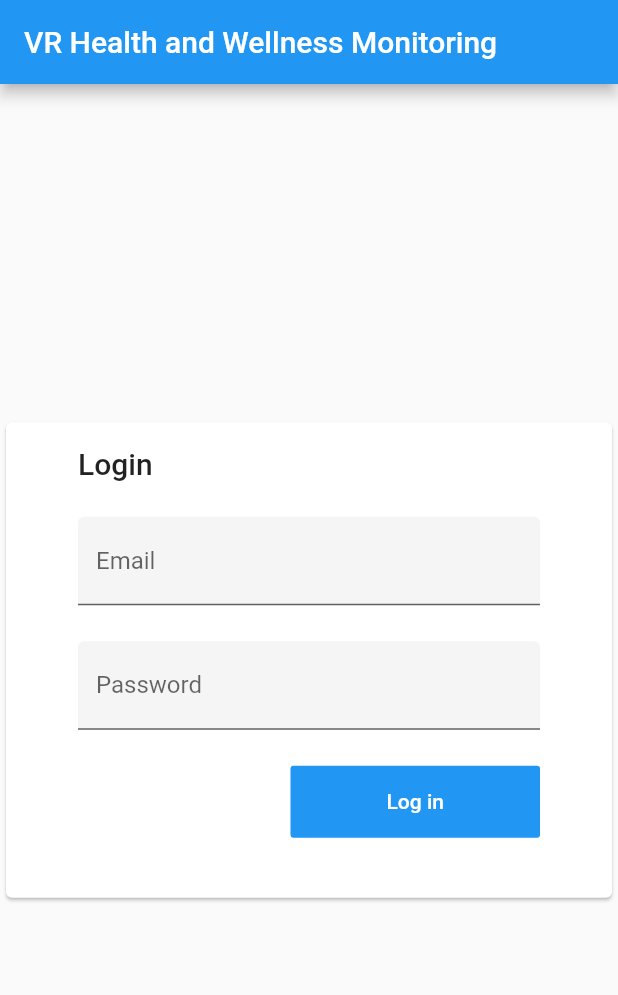
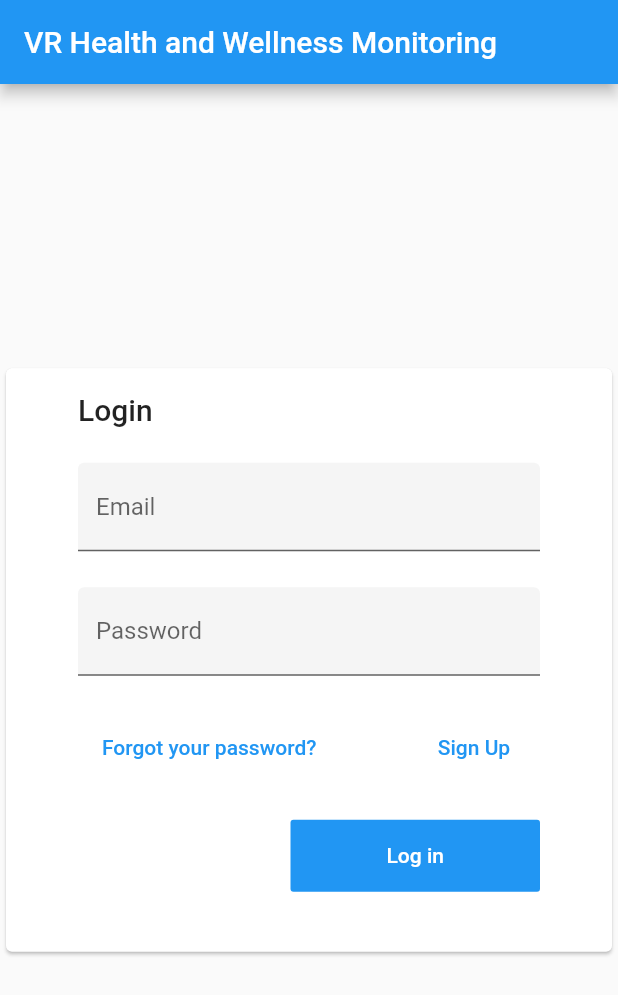
Before and after one commit to akerholten/exerisland-remote-monitoring-platform, a Flutter app: the screen it shows after launch, on a phone screen of 412 x 824 dp. Shown: the top 995 px of the screen. Run offline on Flutter 3.47's test engine with Material 2 defaults, Android fonts, the phone set to English and light mode, and no system bars.

Commit message:
#2: Done with the skeletal UI for login page

```diff
--- a/frontendflutter/lib/src/constants/route_names.dart
+++ b/frontendflutter/lib/src/constants/route_names.dart
@@ -3,3 +3,4 @@ const String LoginRoute = '/login';
 const String SignupRoute = '/signup';
 const String OverviewRoute = '/dashboard';
 const String SpecificPersonOverviewRoute = '/id/';
+const String TestRoute = '/test';
--- a/frontendflutter/lib/src/loginWidget.dart
+++ b/frontendflutter/lib/src/loginWidget.dart
@@ -1,6 +1,7 @@
 import 'package:flutter/material.dart';
 import 'handlers/loginHandler.dart';
-
+import 'components/alerts.dart';
+import 'constants/route_names.dart';
 
 class LoginWidget extends StatefulWidget {
   @override
@@ -22,7 +23,9 @@ class _LoginWidgetState extends State<LoginWidget> {
     setState(() {
       loggedIn = LoginHandler.login(email, password);
 
-      if(loggedIn){
+      if (loggedIn) {
+        Alerts.showInfo(context, "Logged in was successfull");
+        Navigator.of(context).pushNamed(TestRoute);
         // TODO: Navigate to overview page
       }
     });
@@ -49,7 +52,7 @@ class _LoginWidgetState extends State<LoginWidget> {
                         ...[
                           Align(
                             alignment: Alignment.centerLeft,
-                              child: Text(
+                            child: SelectableText(
                               'Login',
                               style: Theme.of(context).textTheme.title,
                               textAlign: TextAlign.left,
@@ -80,15 +83,36 @@ class _LoginWidgetState extends State<LoginWidget> {
                               });
                             },
                           ),
+                          Flex(
+                              direction: Axis.horizontal,
+                              mainAxisAlignment: MainAxisAlignment.spaceBetween,
+                              children: [
+                                FlatButton(
+                                  child: Text("Forgot your password?"),
+                                  onPressed: () {
+                                    Alerts.showWarning(context,
+                                        "Method not implemented yet"); // TODO: Go to forgot password page here
+                                  },
+                                  textColor: Theme.of(context).primaryColor,
+                                ),
+                                FlatButton(
+                                  child: Text("Sign Up"),
+                                  onPressed: () {
+                                    Alerts.showWarning(context,
+                                        "Method not implemented yet"); // TODO: Go to sign up page here
+                                  },
+                                  textColor: Theme.of(context).primaryColor,
+                                ),
+                              ]),
                           Align(
                             alignment: Alignment.centerRight,
                             child: FlatButton(
-                              padding: EdgeInsets.only(left: 64, right: 64, bottom: 16, top: 16),
+                                padding: EdgeInsets.only(
+                                    left: 64, right: 64, bottom: 16, top: 16),
                                 color: Theme.of(context).primaryColor,
                                 textColor: Colors.white,
                                 onPressed: _tryLogin,
-                              child: Text('Log in')
-                            ),
+                                child: Text('Log in')),
                           ),
                         ].expand(
                           (widget) => [
```
Also changed, not shown: frontendflutter/lib/src/components/alerts.dart (added, +40 -0 lines). Lines whose indentation alone changed are shown as unchanged.
